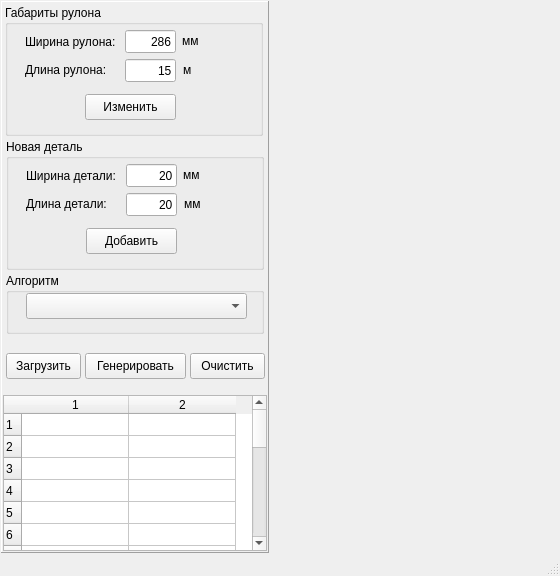
First picture: the form in mainwindow.ui, repository VitalyGladyshev/d2sp, before the edit.
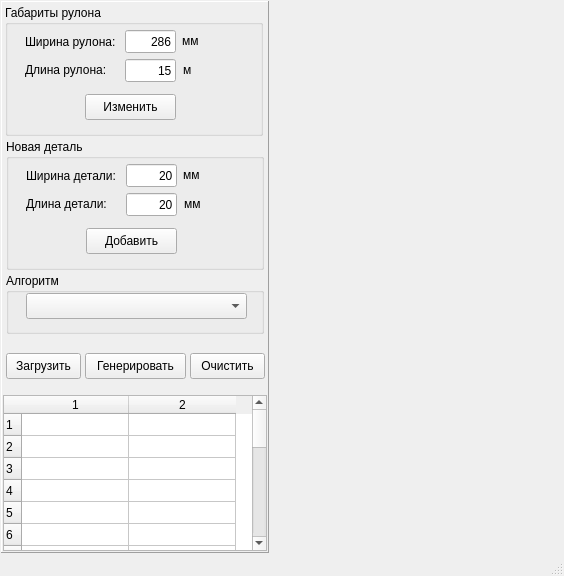
Second picture: the form after the edit.

Patch:
```diff
--- a/mainwindow.ui
+++ b/mainwindow.ui
@@ -6,13 +6,13 @@
    <rect>
     <x>0</x>
     <y>0</y>
-    <width>560</width>
+    <width>564</width>
     <height>576</height>
    </rect>
   </property>
   <property name="minimumSize">
    <size>
-    <width>560</width>
+    <width>564</width>
     <height>573</height>
    </size>
   </property>
@@ -22,7 +22,7 @@
   <widget class="QWidget" name="centralWidget">
    <property name="minimumSize">
     <size>
-     <width>500</width>
+     <width>564</width>
      <height>550</height>
     </size>
    </property>
```
